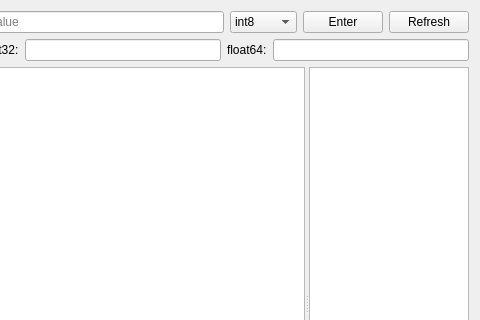
Qt form ui/mem-editor.ui (allencch/med) before a commit; both pictures show x 270 to 750 and y 0 to 320 of the 750 by 550 pixel window.
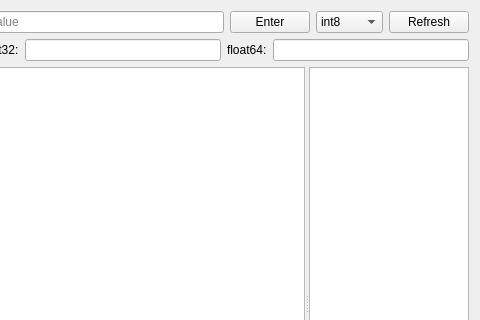
The same form after that commit.

Commit message: Enter value in mem editor

```diff
--- a/ui/mem-editor.ui
+++ b/ui/mem-editor.ui
@@ -32,6 +32,13 @@
          </property>
         </widget>
        </item>
+       <item>
+        <widget class="QPushButton" name="enterButton">
+         <property name="text">
+          <string>Enter</string>
+         </property>
+        </widget>
+       </item>
        <item>
         <widget class="QComboBox" name="scanType">
          <item>
@@ -71,13 +78,6 @@
          </item>
         </widget>
        </item>
-       <item>
-        <widget class="QPushButton" name="pushButton">
-         <property name="text">
-          <string>Enter</string>
-         </property>
-        </widget>
-       </item>
        <item>
         <widget class="QPushButton" name="refresh">
          <property name="text">
```
The commit also changes 2 other files.
